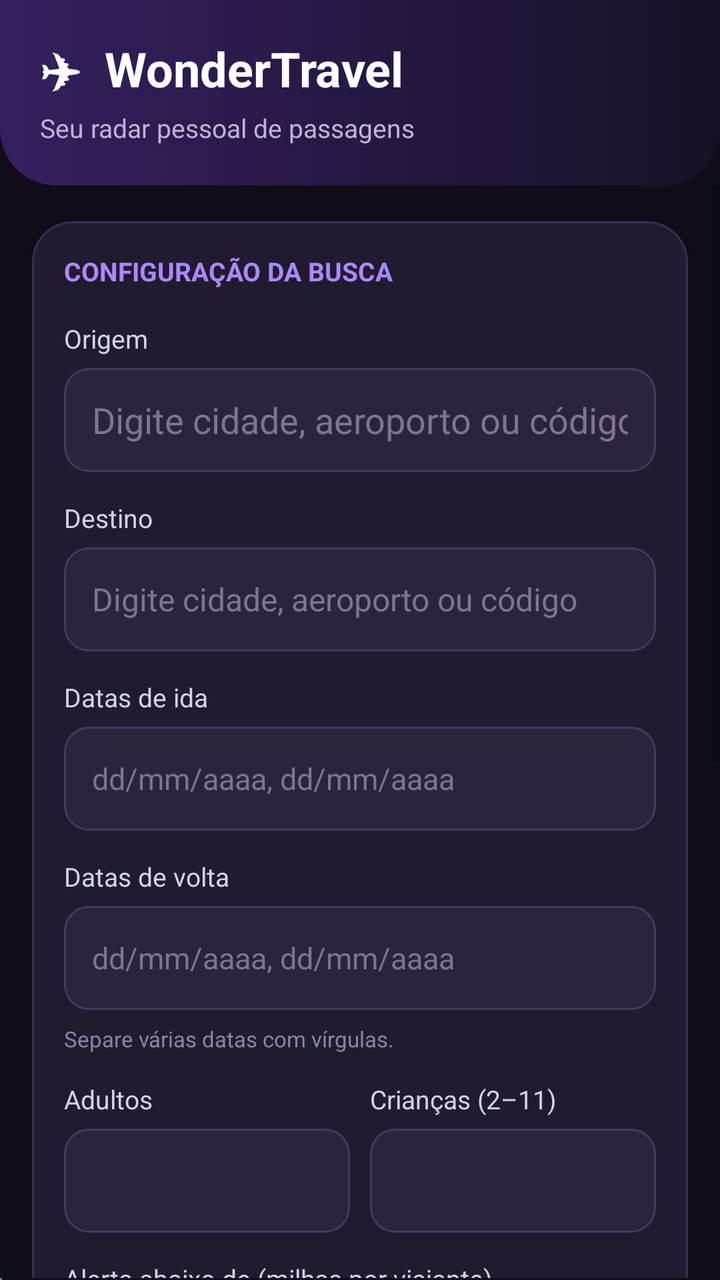
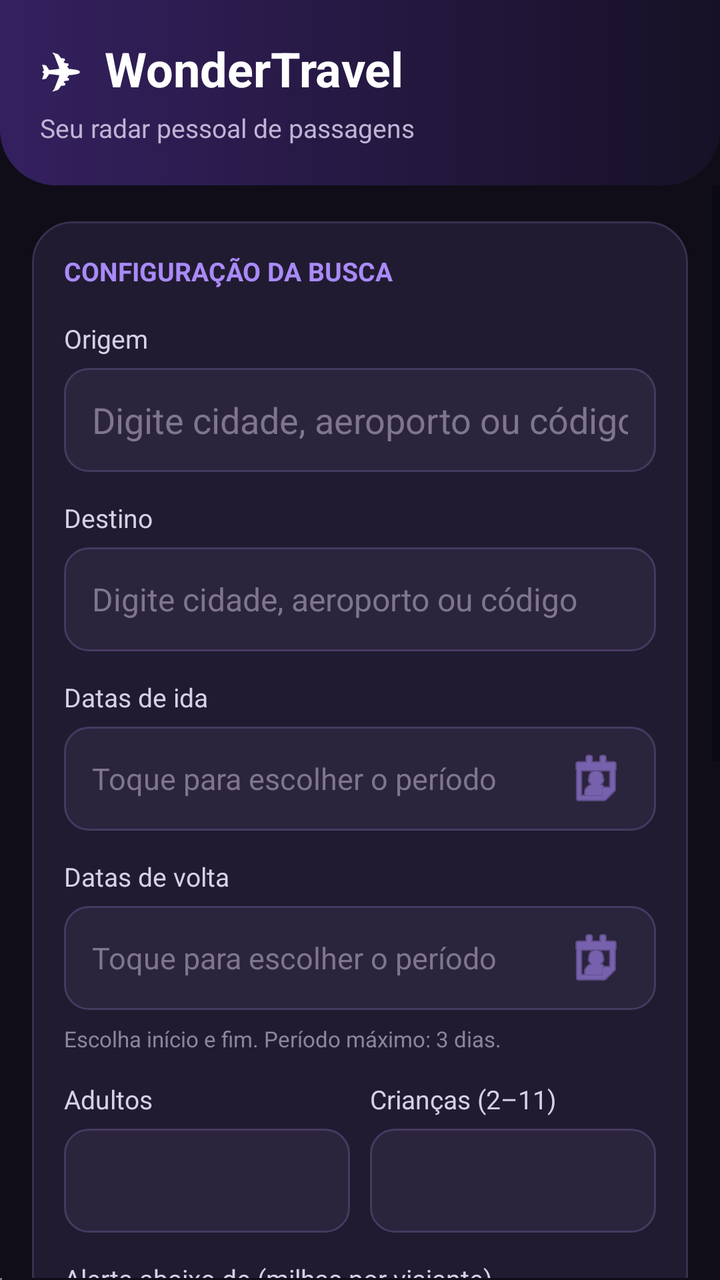

Screens rendered from an Android XML layout before and after an edit, with the pre-edit source and the edit as a unified diff.
<!-- AndroidManifest.xml: application theme android:Theme.Material.Light.NoActionBar -->
<!-- res/layout/activity_main.xml -->
<?xml version="1.0" encoding="utf-8"?>
<LinearLayout xmlns:android="http://schemas.android.com/apk/res/android"
    android:layout_width="match_parent"
    android:layout_height="match_parent"
    android:orientation="vertical"
    android:background="#100D18">

    <LinearLayout
        android:layout_width="match_parent"
        android:layout_height="wrap_content"
        android:background="@drawable/bg_header"
        android:orientation="vertical">

        <TextView
            android:layout_width="match_parent"
            android:layout_height="wrap_content"
            android:text="✈  WonderTravel"
            android:textColor="#FFFFFF"
            android:textSize="24sp"
            android:textStyle="bold" />

        <TextView
            android:layout_width="match_parent"
            android:layout_height="wrap_content"
            android:layout_marginTop="4dp"
            android:text="Seu radar pessoal de passagens"
            android:textColor="#BFB4D5"
            android:textSize="13sp" />
    </LinearLayout>

    <ScrollView
        android:layout_width="match_parent"
        android:layout_height="0dp"
        android:layout_weight="1"
        android:clipToPadding="false"
        android:fillViewport="true">

        <LinearLayout
            android:layout_width="match_parent"
            android:layout_height="wrap_content"
            android:orientation="vertical"
            android:paddingHorizontal="16dp"
            android:paddingTop="18dp"
            android:paddingBottom="28dp">

            <LinearLayout
                android:layout_width="match_parent"
                android:layout_height="wrap_content"
                android:background="@drawable/bg_card"
                android:orientation="vertical">

                <TextView
                    android:layout_width="match_parent"
                    android:layout_height="wrap_content"
                    android:text="CONFIGURAÇÃO DA BUSCA"
                    android:textColor="#A98AF8"
                    android:textSize="13sp"
                    android:textStyle="bold" />

                <TextView
                    android:layout_width="wrap_content"
                    android:layout_height="wrap_content"
                    android:layout_marginTop="16dp"
                    android:text="Origem"
                    android:textColor="#D8D1E5"
                    android:textSize="13sp" />

                <AutoCompleteTextView
                    android:id="@+id/originMode"
                    android:layout_width="match_parent"
                    android:layout_height="52dp"
                    android:layout_marginTop="6dp"
                    android:background="@drawable/bg_input"
                    android:completionThreshold="1"
                    android:hint="Digite cidade, aeroporto ou código"
                    android:inputType="textCapSentences"
                    android:paddingHorizontal="14dp"
                    android:singleLine="true"
                    android:textColor="#FFFFFF"
                    android:textColorHint="#80758F" />

                <TextView
                    android:layout_width="wrap_content"
                    android:layout_height="wrap_content"
                    android:layout_marginTop="14dp"
                    android:text="Destino"
                    android:textColor="#D8D1E5"
                    android:textSize="13sp" />

                <AutoCompleteTextView
                    android:id="@+id/destination"
                    android:layout_width="match_parent"
                    android:layout_height="52dp"
                    android:layout_marginTop="6dp"
                    android:background="@drawable/bg_input"
                    android:completionThreshold="1"
                    android:hint="Digite cidade, aeroporto ou código"
                    android:inputType="textCapSentences"
                    android:paddingHorizontal="14dp"
                    android:textColor="#FFFFFF"
                    android:singleLine="true"
                    android:textColorHint="#80758F"
                    android:textSize="16sp" />

                <TextView
                    android:layout_width="wrap_content"
                    android:layout_height="wrap_content"
                    android:layout_marginTop="14dp"
                    android:text="Datas de ida"
                    android:textColor="#D8D1E5"
                    android:textSize="13sp" />

                <EditText
                    android:id="@+id/outboundDates"
                    android:layout_width="match_parent"
                    android:layout_height="52dp"
                    android:layout_marginTop="6dp"
                    android:background="@drawable/bg_input"
                    android:hint="dd/mm/aaaa, dd/mm/aaaa"
                    android:inputType="text"
                    android:paddingHorizontal="14dp"
                    android:textColor="#FFFFFF"
                    android:textColorHint="#80758F"
                    android:textSize="15sp" />

                <TextView
                    android:layout_width="wrap_content"
                    android:layout_height="wrap_content"
                    android:layout_marginTop="14dp"
                    android:text="Datas de volta"
                    android:textColor="#D8D1E5"
                    android:textSize="13sp" />

                <EditText
                    android:id="@+id/returnDates"
                    android:layout_width="match_parent"
                    android:layout_height="52dp"
                    android:layout_marginTop="6dp"
                    android:background="@drawable/bg_input"
                    android:hint="dd/mm/aaaa, dd/mm/aaaa"
                    android:inputType="text"
                    android:paddingHorizontal="14dp"
                    android:textColor="#FFFFFF"
                    android:textColorHint="#80758F"
                    android:textSize="15sp" />

                <TextView
                    android:layout_width="match_parent"
                    android:layout_height="wrap_content"
                    android:layout_marginTop="7dp"
                    android:text="Separe várias datas com vírgulas."
                    android:textColor="#8E849E"
                    android:textSize="11sp" />

                <LinearLayout
                    android:layout_width="match_parent"
                    android:layout_height="wrap_content"
                    android:layout_marginTop="14dp"
                    android:orientation="horizontal">

                    <LinearLayout
                        android:layout_width="0dp"
                        android:layout_height="wrap_content"
                        android:layout_weight="1"
                        android:orientation="vertical">

                        <TextView
                            android:layout_width="wrap_content"
                            android:layout_height="wrap_content"
                            android:text="Adultos"
                            android:textColor="#D8D1E5"
                            android:textSize="13sp" />

                        <EditText
                            android:id="@+id/adults"
                            android:layout_width="match_parent"
                            android:layout_height="52dp"
                            android:layout_marginTop="6dp"
                            android:background="@drawable/bg_input"
                            android:inputType="number"
                            android:paddingHorizontal="14dp"
                            android:textColor="#FFFFFF" />
                    </LinearLayout>

                    <LinearLayout
                        android:layout_width="0dp"
                        android:layout_height="wrap_content"
                        android:layout_marginStart="10dp"
                        android:layout_weight="1"
                        android:orientation="vertical">

                        <TextView
                            android:layout_width="wrap_content"
                            android:layout_height="wrap_content"
                            android:text="Crianças (2–11)"
                            android:textColor="#D8D1E5"
                            android:textSize="13sp" />

                        <EditText
                            android:id="@+id/children"
                            android:layout_width="match_parent"
                            android:layout_height="52dp"
                            android:layout_marginTop="6dp"
                            android:background="@drawable/bg_input"
                            android:inputType="number"
                            android:paddingHorizontal="14dp"
                            android:textColor="#FFFFFF" />
                    </LinearLayout>
                </LinearLayout>

                <TextView
                    android:layout_width="wrap_content"
                    android:layout_height="wrap_content"
                    android:layout_marginTop="14dp"
                    android:text="Alerta abaixo de (milhas por viajante)"
                    android:textColor="#D8D1E5"
                    android:textSize="13sp" />

                <EditText
                    android:id="@+id/targetMiles"
                    android:layout_width="match_parent"
                    android:layout_height="52dp"
                    android:layout_marginTop="6dp"
                    android:background="@drawable/bg_input"
                    android:hint="Ex.: 31000"
                    android:inputType="number"
                    android:paddingHorizontal="14dp"
                    android:textColor="#FFFFFF"
                    android:textColorHint="#80758F" />

                <TextView
                    android:layout_width="wrap_content"
                    android:layout_height="wrap_content"
                    android:layout_marginTop="14dp"
                    android:text="Intervalo das verificações (minutos)"
                    android:textColor="#D8D1E5"
                    android:textSize="13sp" />

                <EditText
                    android:id="@+id/intervalMinutes"
                    android:layout_width="match_parent"
                    android:layout_height="52dp"
                    android:layout_marginTop="6dp"
                    android:background="@drawable/bg_input"
                    android:hint="Mínimo: 15"
                    android:inputType="number"
                    android:paddingHorizontal="14dp"
                    android:textColor="#FFFFFF"
                    android:textColorHint="#80758F" />
            </LinearLayout>

            <Button
                android:id="@+id/saveConfig"
                android:layout_width="match_parent"
                android:layout_height="54dp"
                android:layout_marginTop="14dp"
                android:backgroundTint="#7B4DFF"
                android:text="Salvar configuração"
                android:textAllCaps="false"
                android:textColor="#FFFFFF"
                android:textStyle="bold" />

            <Button
                android:id="@+id/testSearch"
                android:layout_width="match_parent"
                android:layout_height="54dp"
                android:layout_marginTop="6dp"
                android:backgroundTint="#2B243D"
                android:text="Verificar agora"
                android:textAllCaps="false"
                android:textColor="#E8E1F3" />

            <LinearLayout
                android:layout_width="match_parent"
                android:layout_height="wrap_content"
                android:layout_marginTop="6dp"
                android:orientation="horizontal">

                <Button
                    android:id="@+id/startMonitor"
                    android:layout_width="0dp"
                    android:layout_height="54dp"
                    android:layout_weight="1"
                    android:backgroundTint="#FF6B35"
                    android:text="Ativar monitor"
                    android:textAllCaps="false"
                    android:textColor="#FFFFFF"
                    android:textStyle="bold" />

                <Button
                    android:id="@+id/stopMonitor"
                    android:layout_width="0dp"
                    android:layout_height="54dp"
                    android:layout_marginStart="8dp"
                    android:layout_weight="1"
                    android:backgroundTint="#332B45"
                    android:text="Parar"
                    android:textAllCaps="false"
                    android:textColor="#CFC6DC" />
            </LinearLayout>

            <TextView
                android:layout_width="match_parent"
                android:layout_height="wrap_content"
                android:layout_marginTop="22dp"
                android:text="STATUS DO MONITOR"
                android:textColor="#A98AF8"
                android:textSize="12sp"
                android:textStyle="bold" />

            <TextView
                android:id="@+id/status"
                android:layout_width="match_parent"
                android:layout_height="wrap_content"
                android:layout_marginTop="7dp"
                android:background="@drawable/bg_results"
                android:minHeight="56dp"
                android:padding="14dp"
                android:text="Configure sua busca para começar."
                android:textColor="#E9E2F3"
                android:textSize="13sp" />

            <TextView
                android:id="@+id/resultsTitle"
                android:layout_width="match_parent"
                android:layout_height="wrap_content"
                android:layout_marginTop="22dp"
                android:text="ÚLTIMOS RESULTADOS"
                android:textColor="#A98AF8"
                android:textSize="12sp"
                android:textStyle="bold"
                android:visibility="gone" />

            <LinearLayout
                android:id="@+id/resultsTable"
                android:layout_width="match_parent"
                android:layout_height="wrap_content"
                android:layout_marginTop="8dp"
                android:orientation="vertical"
                android:visibility="gone" />

            <TextView
                android:id="@+id/bestMatchTitle"
                android:layout_width="match_parent"
                android:layout_height="wrap_content"
                android:layout_marginTop="22dp"
                android:text="MELHOR MATCH"
                android:textColor="#A98AF8"
                android:textSize="12sp"
                android:textStyle="bold"
                android:visibility="gone" />

            <LinearLayout
                android:id="@+id/bestMatchContainer"
                android:layout_width="match_parent"
                android:layout_height="wrap_content"
                android:layout_marginTop="8dp"
                android:orientation="vertical"
                android:visibility="gone" />
        </LinearLayout>
    </ScrollView>

    <WebView
        android:id="@+id/webView"
        android:layout_width="1dp"
        android:layout_height="1dp" />
</LinearLayout>
<!-- resources referenced by this layout -->
<resources>
  <!-- drawable bg_card (drawable) -->
  <?xml version="1.0" encoding="utf-8"?>
  <shape xmlns:android="http://schemas.android.com/apk/res/android" android:shape="rectangle">
      <solid android:color="#211B31" />
      <stroke android:width="1dp" android:color="#392F50" />
      <corners android:radius="20dp" />
      <padding android:left="16dp" android:top="16dp" android:right="16dp" android:bottom="16dp" />
  </shape>
  <!-- drawable bg_header (drawable) -->
  <?xml version="1.0" encoding="utf-8"?>
  <shape xmlns:android="http://schemas.android.com/apk/res/android" android:shape="rectangle">
      <gradient android:angle="0" android:startColor="#34205F" android:endColor="#171126" />
      <corners android:bottomLeftRadius="28dp" android:bottomRightRadius="28dp" />
      <padding android:left="20dp" android:top="18dp" android:right="20dp" android:bottom="20dp" />
  </shape>
  <!-- drawable bg_input (drawable) -->
  <?xml version="1.0" encoding="utf-8"?>
  <shape xmlns:android="http://schemas.android.com/apk/res/android" android:shape="rectangle">
      <solid android:color="#2B243D" />
      <stroke android:width="1dp" android:color="#463A61" />
      <corners android:radius="12dp" />
      <padding android:left="12dp" android:top="4dp" android:right="12dp" android:bottom="4dp" />
  </shape>
  <!-- drawable bg_results (drawable) -->
  <?xml version="1.0" encoding="utf-8"?>
  <shape xmlns:android="http://schemas.android.com/apk/res/android" android:shape="rectangle">
      <gradient android:angle="315" android:startColor="#2A213E" android:endColor="#1B1728" />
      <stroke android:width="1dp" android:color="#4A3C69" />
      <corners android:radius="18dp" />
      <padding android:left="16dp" android:top="16dp" android:right="16dp" android:bottom="16dp" />
  </shape>
</resources>

<!-- the commit's change to res/layout/activity_main.xml (unified diff, before → after) -->
@@ -116,8 +116,11 @@
                     android:layout_height="52dp"
                     android:layout_marginTop="6dp"
                     android:background="@drawable/bg_input"
-                    android:hint="dd/mm/aaaa, dd/mm/aaaa"
-                    android:inputType="text"
+                    android:clickable="true"
+                    android:drawableEnd="@android:drawable/ic_menu_my_calendar"
+                    android:drawableTint="#A98AF8"
+                    android:focusable="false"
+                    android:hint="Toque para escolher o período"
                     android:paddingHorizontal="14dp"
                     android:textColor="#FFFFFF"
                     android:textColorHint="#80758F"
@@ -137,8 +140,11 @@
                     android:layout_height="52dp"
                     android:layout_marginTop="6dp"
                     android:background="@drawable/bg_input"
-                    android:hint="dd/mm/aaaa, dd/mm/aaaa"
-                    android:inputType="text"
+                    android:clickable="true"
+                    android:drawableEnd="@android:drawable/ic_menu_my_calendar"
+                    android:drawableTint="#A98AF8"
+                    android:focusable="false"
+                    android:hint="Toque para escolher o período"
                     android:paddingHorizontal="14dp"
                     android:textColor="#FFFFFF"
                     android:textColorHint="#80758F"
@@ -148,7 +154,7 @@
                     android:layout_width="match_parent"
                     android:layout_height="wrap_content"
                     android:layout_marginTop="7dp"
-                    android:text="Separe várias datas com vírgulas."
+                    android:text="Escolha início e fim. Período máximo: 3 dias."
                     android:textColor="#8E849E"
                     android:textSize="11sp" />
 
